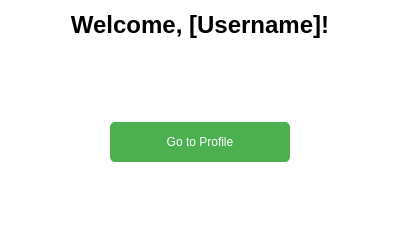
The window that FrontEnd/HomePage/homepage.ui (Patrickwalsh33/EPICFileShareClient) describes before a commit, drawn with Qt 5.
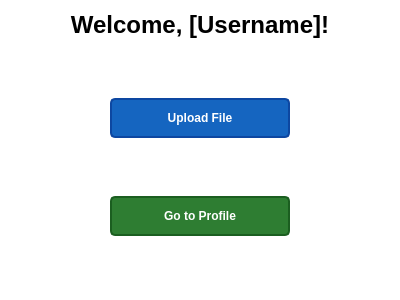
The same window after the commit.

Commit message: adding redirect to uplaod file page

What changed in the file:
```diff
--- a/FrontEnd/HomePage/homepage.ui
+++ b/FrontEnd/HomePage/homepage.ui
@@ -7,7 +7,7 @@
     <x>0</x>
     <y>0</y>
     <width>400</width>
-    <height>250</height>
+    <height>300</height>
    </rect>
   </property>
   <property name="windowTitle">
@@ -46,6 +46,35 @@
      </property>
     </spacer>
    </item>
+   <item alignment="Qt::AlignHCenter">
+    <widget class="QPushButton" name="uploadButton">
+     <property name="text">
+      <string>Upload File</string>
+     </property>
+     <property name="minimumSize">
+      <size>
+       <width>180</width>
+       <height>40</height>
+      </size>
+     </property>
+     <property name="styleSheet">
+      <string notr="true">background-color: #1565C0; color: white; border: 2px solid #0D47A1; border-radius: 5px; padding: 10px; font-weight: bold;</string>
+     </property>
+    </widget>
+   </item>
+   <item>
+    <spacer name="verticalSpacer_Middle">
+     <property name="orientation">
+      <enum>Qt::Vertical</enum>
+     </property>
+     <property name="sizeHint" stdset="0">
+      <size>
+       <width>20</width>
+       <height>20</height>
+      </size>
+     </property>
+    </spacer>
+   </item>
    <item alignment="Qt::AlignHCenter">
     <widget class="QPushButton" name="profileButton">
      <property name="text">
@@ -58,7 +87,7 @@
       </size>
      </property>
      <property name="styleSheet">
-      <string notr="true">background-color: #4CAF50; color: white; border-radius: 5px; padding: 10px;</string>
+      <string notr="true">background-color: #2E7D32; color: white; border: 2px solid #1B5E20; border-radius: 5px; padding: 10px; font-weight: bold;</string>
      </property>
     </widget>
    </item>
```
The commit also changes 2 other files.
